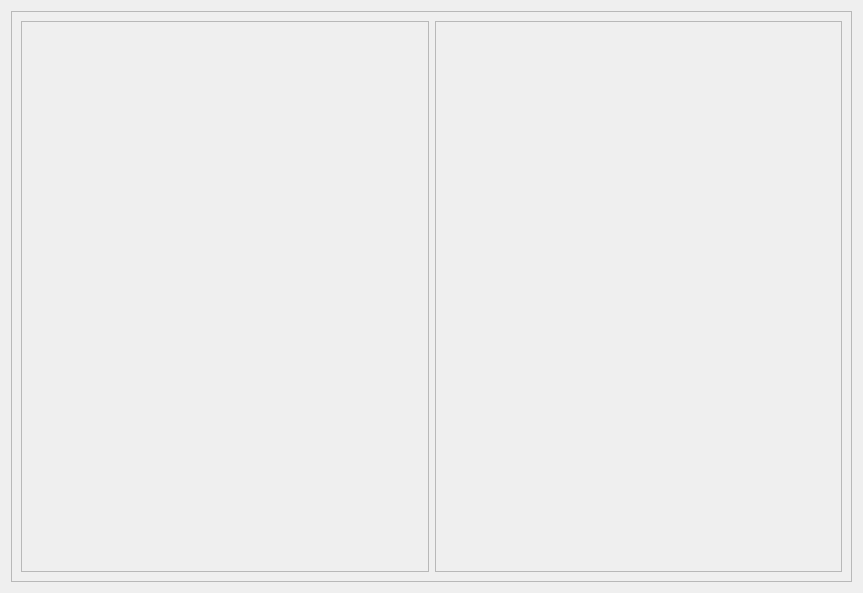
Old version of the form form.ui in the repository AdeilsonLeal1/Simulador-SPR-LMR.
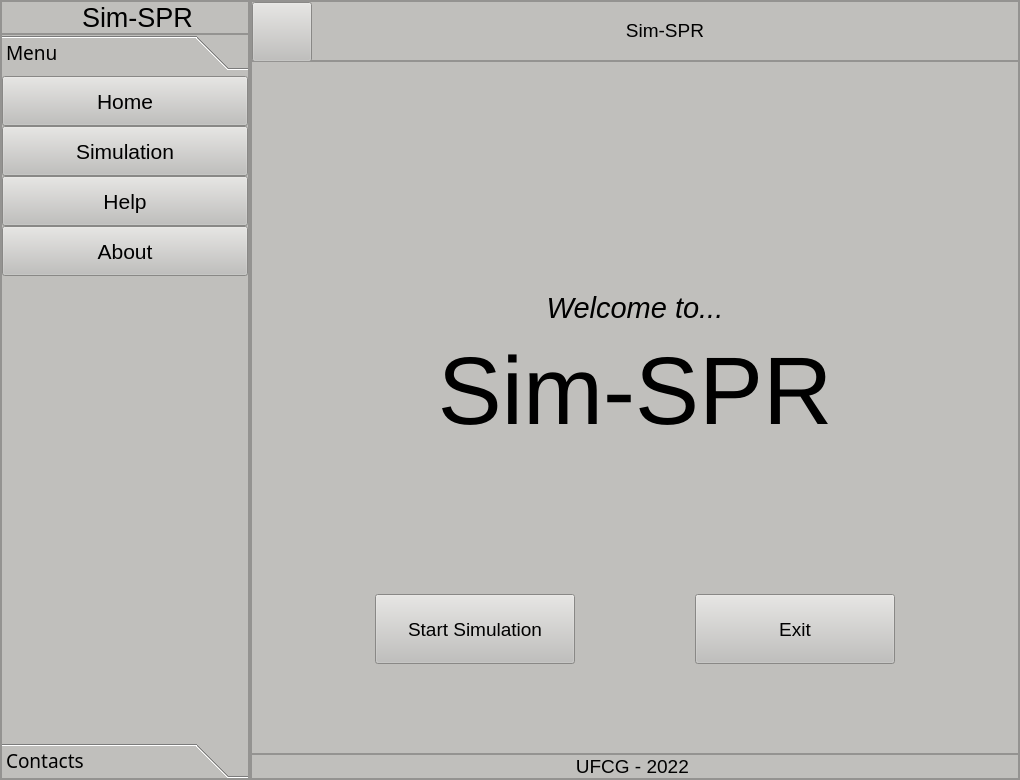
New version of the form. Icons and pictures are not drawn.

Diff of the .ui file:
```diff
--- a/form.ui
+++ b/form.ui
@@ -6,23 +6,129 @@
    <rect>
     <x>0</x>
     <y>0</y>
-    <width>863</width>
-    <height>593</height>
+    <width>1020</width>
+    <height>780</height>
    </rect>
   </property>
+  <property name="font">
+   <font>
+    <family>Ubuntu Condensed</family>
+    <pointsize>14</pointsize>
+   </font>
+  </property>
   <property name="windowTitle">
    <string>Widget</string>
   </property>
-  <layout class="QVBoxLayout" name="verticalLayout">
+  <property name="styleSheet">
+   <string notr="true">background-color: rgb(192, 191, 188);</string>
+  </property>
+  <layout class="QHBoxLayout" name="horizontalLayout">
+   <property name="spacing">
+    <number>0</number>
+   </property>
+   <property name="leftMargin">
+    <number>0</number>
+   </property>
+   <property name="topMargin">
+    <number>0</number>
+   </property>
+   <property name="rightMargin">
+    <number>0</number>
+   </property>
+   <property name="bottomMargin">
+    <number>0</number>
+   </property>
    <item>
-    <widget class="QFrame" name="frame">
+    <widget class="QFrame" name="left_container">
+     <property name="maximumSize">
+      <size>
+       <width>250</width>
+       <height>16777215</height>
+      </size>
+     </property>
      <property name="frameShape">
       <enum>QFrame::StyledPanel</enum>
      </property>
      <property name="frameShadow">
       <enum>QFrame::Raised</enum>
      </property>
-     <layout class="QHBoxLayout" name="horizontalLayout">
+     <layout class="QVBoxLayout" name="verticalLayout_2" stretch="0,0">
+      <property name="spacing">
+       <number>0</number>
+      </property>
+      <property name="leftMargin">
+       <number>0</number>
+      </property>
+      <property name="topMargin">
+       <number>0</number>
+      </property>
+      <property name="rightMargin">
+       <number>0</number>
+      </property>
+      <property name="bottomMargin">
+       <number>0</number>
+      </property>
+      <item>
+       <widget class="QFrame" name="frame">
+        <property name="frameShape">
+         <enum>QFrame::StyledPanel</enum>
+        </property>
+        <property name="frameShadow">
+         <enum>QFrame::Raised</enum>
+        </property>
+        <layout class="QHBoxLayout" name="horizontalLayout_4">
+         <property name="spacing">
+          <number>0</number>
+         </property>
+         <property name="leftMargin">
+          <number>0</number>
+         </property>
+         <property name="topMargin">
+          <number>0</number>
+         </property>
+         <property name="rightMargin">
+          <number>0</number>
+         </property>
+         <property name="bottomMargin">
+          <number>0</number>
+         </property>
+         <item>
+          <widget class="QLabel" name="label_3">
+           <property name="maximumSize">
+            <size>
+             <width>80</width>
+             <height>50</height>
+            </size>
+           </property>
+           <property name="text">
+            <string/>
+           </property>
+           <property name="pixmap">
+            <pixmap resource="icons_.qrc">:/icons/icons/LOGO.png</pixmap>
+           </property>
+           <property name="scaledContents">
+            <bool>true</bool>
+           </property>
+           <property name="wordWrap">
+            <bool>false</bool>
+           </property>
+          </widget>
+         </item>
+         <item>
+          <widget class="QLabel" name="label_5">
+           <property name="font">
+            <font>
+             <pointsize>16</pointsize>
+            </font>
+           </property>
+           <property name="text">
+            <string>&lt;html&gt;&lt;head/&gt;&lt;body&gt;&lt;p&gt;&lt;span style=&quot; font-size:20pt;&quot;&gt;Sim-SPR&lt;/span&gt;&lt;/p&gt;&lt;/body&gt;&lt;/html&gt;</string>
+           </property>
+          </widget>
+         </item>
+        </layout>
+       </widget>
+      </item>
       <item>
        <widget class="QFrame" name="frame_2">
         <property name="frameShape">
@@ -31,16 +137,558 @@
         <property name="frameShadow">
          <enum>QFrame::Raised</enum>
         </property>
+        <layout class="QVBoxLayout" name="verticalLayout_3">
+         <property name="spacing">
+          <number>0</number>
+         </property>
+         <property name="leftMargin">
+          <number>0</number>
+         </property>
+         <property name="topMargin">
+          <number>0</number>
+         </property>
+         <property name="rightMargin">
+          <number>0</number>
+         </property>
+         <property name="bottomMargin">
+          <number>0</number>
+         </property>
+         <item>
+          <widget class="QToolBox" name="toolBox">
+           <property name="font">
+            <font>
+             <family>Ubuntu Condensed</family>
+             <pointsize>14</pointsize>
+            </font>
+           </property>
+           <property name="currentIndex">
+            <number>0</number>
+           </property>
+           <widget class="QWidget" name="menu">
+            <property name="geometry">
+             <rect>
+              <x>0</x>
+              <y>0</y>
+              <width>246</width>
+              <height>652</height>
+             </rect>
+            </property>
+            <property name="font">
+             <font>
+              <family>Ubuntu Condensed</family>
+              <pointsize>14</pointsize>
+             </font>
+            </property>
+            <attribute name="label">
+             <string>Menu</string>
+            </attribute>
+            <layout class="QVBoxLayout" name="verticalLayout_4">
+             <property name="spacing">
+              <number>0</number>
+             </property>
+             <property name="leftMargin">
+              <number>0</number>
+             </property>
+             <property name="topMargin">
+              <number>0</number>
+             </property>
+             <property name="rightMargin">
+              <number>0</number>
+             </property>
+             <property name="bottomMargin">
+              <number>0</number>
+             </property>
+             <item>
+              <widget class="QPushButton" name="home_btn">
+               <property name="minimumSize">
+                <size>
+                 <width>0</width>
+                 <height>50</height>
+                </size>
+               </property>
+               <property name="font">
+                <font>
+                 <family>Ubuntu</family>
+                 <pointsize>16</pointsize>
+                </font>
+               </property>
+               <property name="text">
+                <string>Home</string>
+               </property>
+               <property name="icon">
+                <iconset resource="icons_.qrc">
+                 <normaloff>:/icons/icons/casa.png</normaloff>:/icons/icons/casa.png</iconset>
+               </property>
+               <property name="iconSize">
+                <size>
+                 <width>22</width>
+                 <height>22</height>
+                </size>
+               </property>
+              </widget>
+             </item>
+             <item>
+              <widget class="QPushButton" name="simulation_btn">
+               <property name="minimumSize">
+                <size>
+                 <width>0</width>
+                 <height>50</height>
+                </size>
+               </property>
+               <property name="font">
+                <font>
+                 <family>Ubuntu</family>
+                 <pointsize>16</pointsize>
+                </font>
+               </property>
+               <property name="text">
+                <string>Simulation</string>
+               </property>
+               <property name="icon">
+                <iconset resource="icons_.qrc">
+                 <normaloff>:/icons/icons/configuracoes.png</normaloff>:/icons/icons/configuracoes.png</iconset>
+               </property>
+               <property name="iconSize">
+                <size>
+                 <width>22</width>
+                 <height>22</height>
+                </size>
+               </property>
+              </widget>
+             </item>
+             <item>
+              <widget class="QPushButton" name="help_btn">
+               <property name="minimumSize">
+                <size>
+                 <width>0</width>
+                 <height>50</height>
+                </size>
+               </property>
+               <property name="font">
+                <font>
+                 <family>Ubuntu</family>
+                 <pointsize>16</pointsize>
+                </font>
+               </property>
+               <property name="text">
+                <string>Help</string>
+               </property>
+               <property name="icon">
+                <iconset resource="icons_.qrc">
+                 <normaloff>:/icons/icons/help.png</normaloff>:/icons/icons/help.png</iconset>
+               </property>
+               <property name="iconSize">
+                <size>
+                 <width>22</width>
+                 <height>22</height>
+                </size>
+               </property>
+              </widget>
+             </item>
+             <item>
+              <widget class="QPushButton" name="About_btn">
+               <property name="minimumSize">
+                <size>
+                 <width>0</width>
+                 <height>50</height>
+                </size>
+               </property>
+               <property name="font">
+                <font>
+                 <family>Ubuntu</family>
+                 <pointsize>16</pointsize>
+                </font>
+               </property>
+               <property name="text">
+                <string>About</string>
+               </property>
+               <property name="icon">
+                <iconset resource="icons_.qrc">
+                 <normaloff>:/icons/icons/livro.png</normaloff>:/icons/icons/livro.png</iconset>
+               </property>
+               <property name="iconSize">
+                <size>
+                 <width>22</width>
+                 <height>22</height>
+                </size>
+               </property>
+              </widget>
+             </item>
+             <item>
+              <spacer name="verticalSpacer">
+               <property name="orientation">
+                <enum>Qt::Vertical</enum>
+               </property>
+               <property name="sizeHint" stdset="0">
+                <size>
+                 <width>20</width>
+                 <height>449</height>
+                </size>
+               </property>
+              </spacer>
+             </item>
+            </layout>
+           </widget>
+           <widget class="QWidget" name="contacts">
+            <property name="geometry">
+             <rect>
+              <x>0</x>
+              <y>0</y>
+              <width>246</width>
+              <height>652</height>
+             </rect>
+            </property>
+            <attribute name="label">
+             <string>Contacts</string>
+            </attribute>
+           </widget>
+          </widget>
+         </item>
+        </layout>
        </widget>
       </item>
+     </layout>
+    </widget>
+   </item>
+   <item>
+    <widget class="QFrame" name="main_container">
+     <property name="frameShape">
+      <enum>QFrame::StyledPanel</enum>
+     </property>
+     <property name="frameShadow">
+      <enum>QFrame::Raised</enum>
+     </property>
+     <layout class="QVBoxLayout" name="verticalLayout">
+      <property name="spacing">
+       <number>0</number>
+      </property>
+      <property name="leftMargin">
+       <number>0</number>
+      </property>
+      <property name="topMargin">
+       <number>0</number>
+      </property>
+      <property name="rightMargin">
+       <number>0</number>
+      </property>
+      <property name="bottomMargin">
+       <number>0</number>
+      </property>
       <item>
-       <widget class="QFrame" name="frame_3">
+       <widget class="QFrame" name="header_frame">
+        <property name="sizePolicy">
+         <sizepolicy hsizetype="Preferred" vsizetype="Preferred">
+          <horstretch>0</horstretch>
+          <verstretch>0</verstretch>
+         </sizepolicy>
+        </property>
+        <property name="maximumSize">
+         <size>
+          <width>16777215</width>
+          <height>60</height>
+         </size>
+        </property>
         <property name="frameShape">
          <enum>QFrame::StyledPanel</enum>
         </property>
         <property name="frameShadow">
          <enum>QFrame::Raised</enum>
         </property>
+        <layout class="QHBoxLayout" name="horizontalLayout_2" stretch="0,0">
+         <property name="spacing">
+          <number>0</number>
+         </property>
+         <property name="leftMargin">
+          <number>0</number>
+         </property>
+         <property name="topMargin">
+          <number>0</number>
+         </property>
+         <property name="rightMargin">
+          <number>0</number>
+         </property>
+         <property name="bottomMargin">
+          <number>0</number>
+         </property>
+         <item>
+          <widget class="QPushButton" name="toggle_button">
+           <property name="sizePolicy">
+            <sizepolicy hsizetype="Minimum" vsizetype="Expanding">
+             <horstretch>0</horstretch>
+             <verstretch>0</verstretch>
+            </sizepolicy>
+           </property>
+           <property name="minimumSize">
+            <size>
+             <width>60</width>
+             <height>60</height>
+            </size>
+           </property>
+           <property name="maximumSize">
+            <size>
+             <width>60</width>
+             <height>60</height>
+            </size>
+           </property>
+           <property name="text">
+            <string/>
+           </property>
+           <property name="icon">
+            <iconset resource="icons_.qrc">
+             <normaloff>:/icons/icons/botao-de-menu.png</normaloff>:/icons/icons/botao-de-menu.png</iconset>
+           </property>
+           <property name="iconSize">
+            <size>
+             <width>35</width>
+             <height>35</height>
+            </size>
+           </property>
+          </widget>
+         </item>
+         <item>
+          <widget class="QLabel" name="label">
+           <property name="maximumSize">
+            <size>
+             <width>16777215</width>
+             <height>60</height>
+            </size>
+           </property>
+           <property name="text">
+            <string>&lt;html&gt;&lt;head/&gt;&lt;body&gt;&lt;p align=&quot;center&quot;&gt;&lt;span style=&quot; font-size:14pt;&quot;&gt;Sim-SPR&lt;/span&gt;&lt;/p&gt;&lt;/body&gt;&lt;/html&gt;</string>
+           </property>
+          </widget>
+         </item>
+        </layout>
+       </widget>
+      </item>
+      <item>
+       <widget class="QFrame" name="main_frame">
+        <property name="sizePolicy">
+         <sizepolicy hsizetype="Preferred" vsizetype="Expanding">
+          <horstretch>0</horstretch>
+          <verstretch>0</verstretch>
+         </sizepolicy>
+        </property>
+        <property name="frameShape">
+         <enum>QFrame::StyledPanel</enum>
+        </property>
+        <property name="frameShadow">
+         <enum>QFrame::Raised</enum>
+        </property>
+        <layout class="QVBoxLayout" name="verticalLayout_5">
+         <property name="spacing">
+          <number>0</number>
+         </property>
+         <property name="leftMargin">
+          <number>0</number>
+         </property>
+         <property name="topMargin">
+          <number>0</number>
+         </property>
+         <property name="rightMargin">
+          <number>0</number>
+         </property>
+         <property name="bottomMargin">
+          <number>0</number>
+         </property>
+         <item>
+          <widget class="QStackedWidget" name="pages">
+           <property name="currentIndex">
+            <number>0</number>
+           </property>
+           <widget class="QWidget" name="home_pg">
+            <layout class="QVBoxLayout" name="verticalLayout_6">
+             <item>
+              <widget class="QLabel" name="label_4">
+               <property name="sizePolicy">
+                <sizepolicy hsizetype="Preferred" vsizetype="Expanding">
+                 <horstretch>0</horstretch>
+                 <verstretch>0</verstretch>
+                </sizepolicy>
+               </property>
+               <property name="text">
+                <string>&lt;html&gt;&lt;head/&gt;&lt;body&gt;&lt;p align=&quot;center&quot;&gt;&lt;br/&gt;&lt;/p&gt;&lt;p align=&quot;center&quot;&gt;&lt;img src=&quot;:/icons/icons/LOGO.png&quot;/&gt;&lt;/p&gt;&lt;p align=&quot;center&quot;&gt;&lt;br/&gt;&lt;/p&gt;&lt;p align=&quot;center&quot;&gt;&lt;span style=&quot; font-size:22pt; font-style:italic;&quot;&gt;Welcome to...&lt;/span&gt;&lt;/p&gt;&lt;p align=&quot;center&quot;&gt;&lt;span style=&quot; font-size:72pt;&quot;&gt;Sim-SPR&lt;/span&gt;&lt;/p&gt;&lt;/body&gt;&lt;/html&gt;</string>
+               </property>
+              </widget>
+             </item>
+             <item>
+              <layout class="QHBoxLayout" name="horizontalLayout_5">
+               <item>
+                <spacer name="horizontalSpacer_2">
+                 <property name="orientation">
+                  <enum>Qt::Horizontal</enum>
+                 </property>
+                 <property name="sizeHint" stdset="0">
+                  <size>
+                   <width>13</width>
+                   <height>24</height>
+                  </size>
+                 </property>
+                </spacer>
+               </item>
+               <item>
+                <widget class="QPushButton" name="pushButton">
+                 <property name="sizePolicy">
+                  <sizepolicy hsizetype="Preferred" vsizetype="Preferred">
+                   <horstretch>0</horstretch>
+                   <verstretch>0</verstretch>
+                  </sizepolicy>
+                 </property>
+                 <property name="minimumSize">
+                  <size>
+                   <width>200</width>
+                   <height>70</height>
+                  </size>
+                 </property>
+                 <property name="maximumSize">
+                  <size>
+                   <width>300</width>
+                   <height>70</height>
+                  </size>
+                 </property>
+                 <property name="font">
+                  <font>
+                   <pointsize>14</pointsize>
+                  </font>
+                 </property>
+                 <property name="text">
+                  <string>Start Simulation</string>
+                 </property>
+                </widget>
+               </item>
+               <item>
+                <spacer name="horizontalSpacer">
+                 <property name="orientation">
+                  <enum>Qt::Horizontal</enum>
+                 </property>
+                 <property name="sizeHint" stdset="0">
+                  <size>
+                   <width>13</width>
+                   <height>24</height>
+                  </size>
+                 </property>
+                </spacer>
+               </item>
+               <item>
+                <widget class="QPushButton" name="pushButton_2">
+                 <property name="sizePolicy">
+                  <sizepolicy hsizetype="Preferred" vsizetype="Preferred">
+                   <horstretch>0</horstretch>
+                   <verstretch>0</verstretch>
+                  </sizepolicy>
+                 </property>
+                 <property name="minimumSize">
+                  <size>
+                   <width>200</width>
+                   <height>70</height>
+                  </size>
+                 </property>
+                 <property name="maximumSize">
+                  <size>
+                   <width>300</width>
+                   <height>70</height>
+                  </size>
+                 </property>
+                 <property name="font">
+                  <font>
+                   <pointsize>14</pointsize>
+                  </font>
+                 </property>
+                 <property name="text">
+                  <string>Exit</string>
+                 </property>
+                </widget>
+               </item>
+               <item>
+                <spacer name="horizontalSpacer_3">
+                 <property name="orientation">
+                  <enum>Qt::Horizontal</enum>
+                 </property>
+                 <property name="sizeHint" stdset="0">
+                  <size>
+                   <width>13</width>
+                   <height>24</height>
+                  </size>
+                 </property>
+                </spacer>
+               </item>
+              </layout>
+             </item>
+             <item>
+              <spacer name="verticalSpacer_2">
+               <property name="orientation">
+                <enum>Qt::Vertical</enum>
+               </property>
+               <property name="sizeType">
+                <enum>QSizePolicy::Maximum</enum>
+               </property>
+               <property name="sizeHint" stdset="0">
+                <size>
+                 <width>20</width>
+                 <height>80</height>
+                </size>
+               </property>
+              </spacer>
+             </item>
+            </layout>
+           </widget>
+           <widget class="QWidget" name="coupling__pg"/>
+           <widget class="QWidget" name="interrogation_mode_pg"/>
+           <widget class="QWidget" name="angular_range_pg"/>
+           <widget class="QWidget" name="incident_wavelength_pg"/>
+           <widget class="QWidget" name="spectral_range_pg"/>
+           <widget class="QWidget" name="angle_of_incidence_pg"/>
+           <widget class="QWidget" name="layers_pg"/>
+           <widget class="QWidget" name="analyte_pg"/>
+           <widget class="QWidget" name="check_data_pg"/>
+          </widget>
+         </item>
+        </layout>
+       </widget>
+      </item>
+      <item>
+       <widget class="QFrame" name="footer_frame">
+        <property name="frameShape">
+         <enum>QFrame::StyledPanel</enum>
+        </property>
+        <property name="frameShadow">
+         <enum>QFrame::Raised</enum>
+        </property>
+        <layout class="QHBoxLayout" name="horizontalLayout_3">
+         <property name="spacing">
+          <number>0</number>
+         </property>
+         <property name="leftMargin">
+          <number>0</number>
+         </property>
+         <property name="topMargin">
+          <number>0</number>
+         </property>
+         <property name="rightMargin">
+          <number>0</number>
+         </property>
+         <property name="bottomMargin">
+          <number>0</number>
+         </property>
+         <item>
+          <widget class="QLabel" name="label_2">
+           <property name="sizePolicy">
+            <sizepolicy hsizetype="Preferred" vsizetype="Preferred">
+             <horstretch>0</horstretch>
+             <verstretch>0</verstretch>
+            </sizepolicy>
+           </property>
+           <property name="font">
+            <font>
+             <pointsize>14</pointsize>
+            </font>
+           </property>
+           <property name="text">
+            <string>&lt;html&gt;&lt;head/&gt;&lt;body&gt;&lt;p align=&quot;center&quot;&gt;UFCG - 2022 &lt;/p&gt;&lt;/body&gt;&lt;/html&gt;</string>
+           </property>
+          </widget>
+         </item>
+        </layout>
        </widget>
       </item>
      </layout>
```
Left out of the diff: 4 changed lines with no effect on the pictures.
